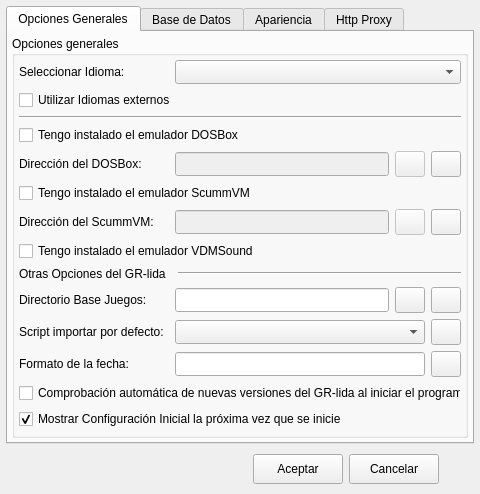
Monthy/gr-lida, file ui/opciones.ui: the form before one commit.
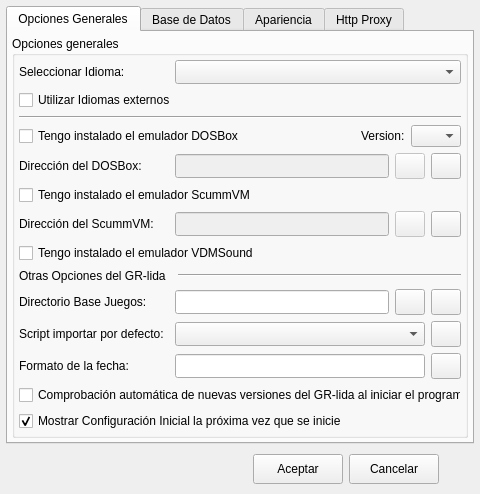
The form after the commit. Icons and pictures are not drawn.

Commit message: Añadido cbxVersionDbx para manejar la dos versiones del DOSBox ya que la última utiliza algunas etiquetas distintas para las configuraciones.

The edit to the form file:
```diff
--- a/ui/opciones.ui
+++ b/ui/opciones.ui
@@ -122,13 +122,46 @@
            </widget>
           </item>
           <item>
+           <layout class="QHBoxLayout" name="horizontalLayout_2">
+            <item>
            <widget class="QCheckBox" name="chkDOSBoxDisp">
+              <property name="sizePolicy">
+               <sizepolicy hsizetype="Expanding" vsizetype="Fixed">
+                <horstretch>0</horstretch>
+                <verstretch>0</verstretch>
+               </sizepolicy>
+              </property>
             <property name="text">
              <string>Tengo instalado el emulador DOSBox</string>
             </property>
            </widget>
           </item>
           <item>
+             <widget class="QLabel" name="lb_Confini_1">
+              <property name="text">
+               <string>Version:</string>
+              </property>
+             </widget>
+            </item>
+            <item>
+             <widget class="QComboBox" name="cbxVersionDbx">
+              <property name="minimumSize">
+               <size>
+                <width>50</width>
+                <height>22</height>
+               </size>
+              </property>
+              <property name="maximumSize">
+               <size>
+                <width>50</width>
+                <height>16777215</height>
+               </size>
+              </property>
+             </widget>
+            </item>
+           </layout>
+          </item>
+          <item>
            <layout class="QHBoxLayout" name="hLayout_3">
             <property name="spacing">
              <number>6</number>
```
Left out of the diff: 3 changed lines with no effect on the pictures. Lines whose indentation alone changed are shown as unchanged. The commit also changes 1 other file.
